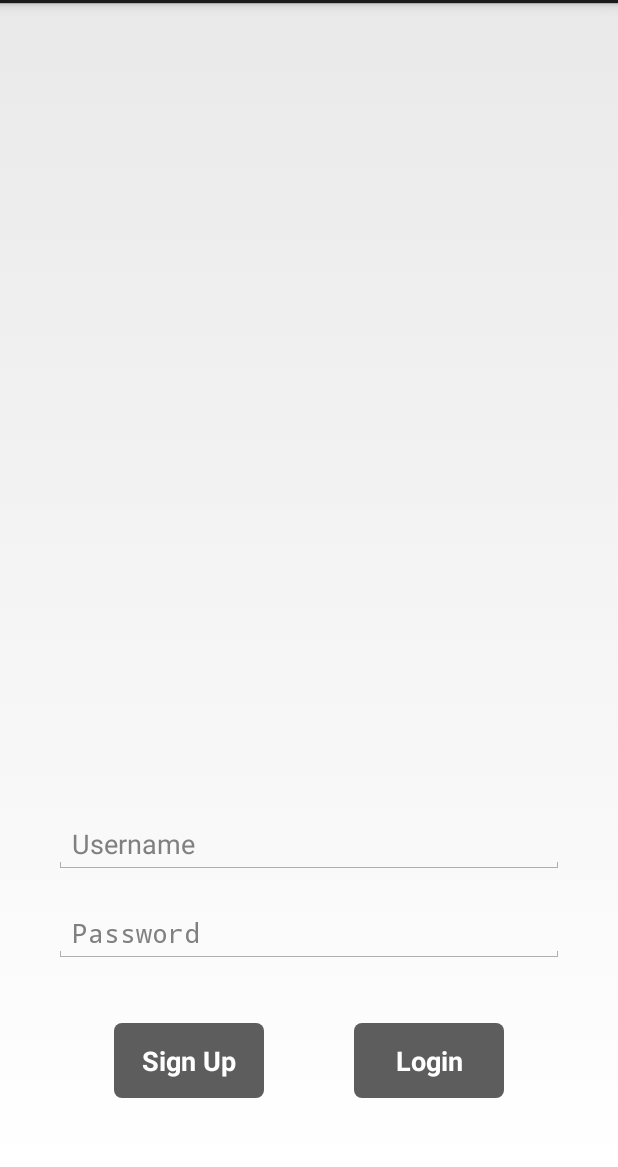
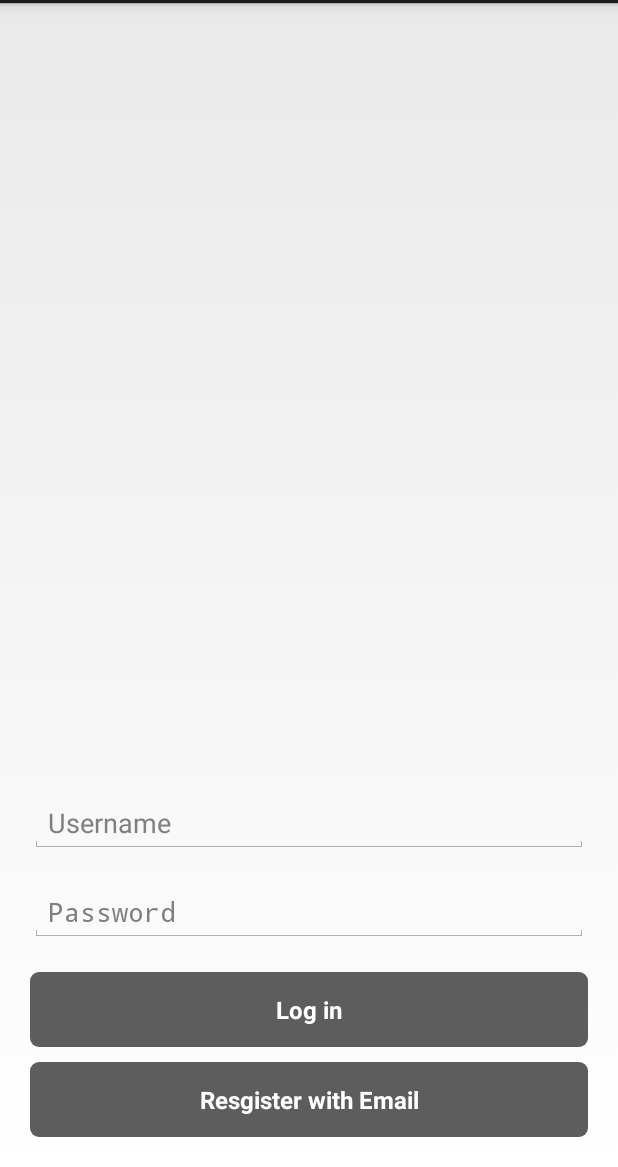
Before and after one commit to tomasro27/TimeCapsule, an Android app: the screen it shows after launch (LoginActivity), on a phone screen of 412 x 824 dp, the part 69-1236 px from its top. Run offline under Robolectric (Android 15) with nearby library versions, the phone set to English and light mode, and no system bars; 2 statements that could not run were skipped.

```diff
--- a/app/src/main/AndroidManifest.xml
+++ b/app/src/main/AndroidManifest.xml
@@ -61,7 +61,8 @@
             android:name=".MainActivity"
             android:configChanges="orientation"
             android:label="MainActivity"
-            android:screenOrientation="portrait" >
+            android:screenOrientation="portrait"
+            android:noHistory="true">
         </activity>
         <activity
             android:name=".SignUpActivity"
--- a/app/src/main/res/drawable/button_unselected.xml
+++ b/app/src/main/res/drawable/button_unselected.xml
@@ -7,7 +7,7 @@
 
         <shape>
             <solid android:color="#ff5d5d5d"/>
-            <corners android:radius="5dp"/>
+            <corners android:radius="6dp"/>
         </shape>
 
     </item>
--- a/app/src/main/res/drawable/add_button_selected.xml
+++ b/app/src/main/res/drawable/red_button_selected.xml
@@ -9,8 +9,8 @@
 
         <shape>
 
-            <solid android:color="#ff1a8edd"/>
-            <corners android:radius="5dp"/>
+            <solid android:color="#ffc0392b"/>
+            <corners android:radius="0dp"/>
         </shape>
 
     </item>
--- a/app/src/main/res/drawable/button_selected.xml
+++ b/app/src/main/res/drawable/red_button_unselected.xml
@@ -2,18 +2,13 @@
 <layer-list xmlns:android="http://schemas.android.com/apk/res/android">
 
 
-
-
-    <item
-       >
+    <!-- Red Top color -->
+    <item >
 
         <shape>
-
-            <solid android:color="#ff272727"/>
-            <corners android:radius="5dp"/>
+            <solid android:color="#ffe74c3c"/>
+            <corners android:radius="0dp"/>
         </shape>
 
     </item>
-
-
 </layer-list>
--- a/app/src/main/res/layout/activity_login.xml
+++ b/app/src/main/res/layout/activity_login.xml
@@ -2,10 +2,8 @@
     xmlns:tools="http://schemas.android.com/tools"
     android:layout_width="match_parent"
     android:layout_height="match_parent"
-    android:paddingLeft="@dimen/activity_horizontal_margin"
-    android:paddingRight="@dimen/activity_horizontal_margin"
-    android:paddingTop="@dimen/activity_vertical_margin"
-    android:paddingBottom="@dimen/activity_vertical_margin"
+    android:paddingLeft="0dp"
+    android:paddingRight="0dp"
     tools:context="com.rodrigueztomas.timecapsule.LoginActivity">
 
     <FrameLayout
@@ -32,39 +30,42 @@
         android:layout_above="@+id/login"
         android:hint="Password"
         android:password="true"
-        android:layout_margin="20dp"
+        android:layout_marginTop="20dp"
+        android:layout_marginRight="20dp"
+        android:layout_marginLeft="20dp"
         />
 
     <Button
-        android:layout_width="100dp"
+        android:layout_width="fill_parent"
         android:layout_height="50dp"
         android:id="@+id/login"
-        android:layout_marginBottom="30dp"
-        android:text="Login"
-        android:layout_alignParentBottom="true"
-        android:layout_alignParentRight="true"
-        android:layout_marginRight="60dp"
+        android:text="Log in"
+        android:layout_above="@+id/signUp"
+        android:layout_marginRight="20dp"
+        android:layout_marginLeft="20dp"
         android:layout_marginTop="20dp"
         android:background="@drawable/button_selector"
         android:textColor="#ffffff"
         android:fontFamily="Roboto"
         android:textStyle="bold"
+        android:textSize="16sp"
         />
 
     <Button
-        android:layout_width="100dp"
+        android:layout_width="fill_parent"
         android:layout_height="50dp"
         android:id="@+id/signUp"
-        android:layout_marginBottom="30dp"
-        android:layout_marginTop="20dp"
-        android:text="Sign Up"
+        android:layout_marginBottom="20dp"
+        android:text="Resgister with Email"
         android:layout_alignParentBottom="true"
-        android:layout_alignParentLeft="true"
-        android:layout_marginLeft="60dp"
+        android:layout_marginRight="20dp"
+        android:layout_marginLeft="20dp"
+        android:layout_marginTop="10dp"
         android:textColor="#ffffff"
         android:background="@drawable/button_selector"
         android:fontFamily="Roboto"
         android:textStyle="bold"
+        android:textSize="16sp"
         />
 
 </RelativeLayout>
--- a/app/src/main/res/layout/map_fragment.xml
+++ b/app/src/main/res/layout/map_fragment.xml
@@ -11,4 +11,5 @@
         android:layout_width="match_parent"
         android:layout_height="wrap_content">
     </RelativeLayout>
+
 </RelativeLayout>
--- a/app/src/main/res/menu/main.xml
+++ b/app/src/main/res/menu/main.xml
@@ -2,10 +2,6 @@
     xmlns:tools="http://schemas.android.com/tools"
     tools:context=".MainActivity" >
 
-    <item android:id="@+id/action_settings"
-        android:title="@string/action_settings"
-        android:icon="@drawable/capsule_icon"
-        android:onClick="newCapsule"
-        android:showAsAction="always" />
+
 
 </menu>
```
Also changed, not shown: app/src/main/java/com/rodrigueztomas/timecapsule/CameraFragment.java (+7 -0 lines), app/src/main/java/com/rodrigueztomas/timecapsule/MainActivity.java (+18 -12 lines), app/src/main/java/com/rodrigueztomas/timecapsule/MapContainerFragment.java (+10 -1 lines), app/src/main/java/com/rodrigueztomas/timecapsule/ProfileFragment.java (+15 -3 lines), app/src/main/res/drawable/red_button_selector.xml (added, +7 -0 lines), app/src/main/res/layout/fragment_profile.xml (+28 -6 lines), app/src/main/res/menu/map_menu.xml (added, +11 -0 lines).
